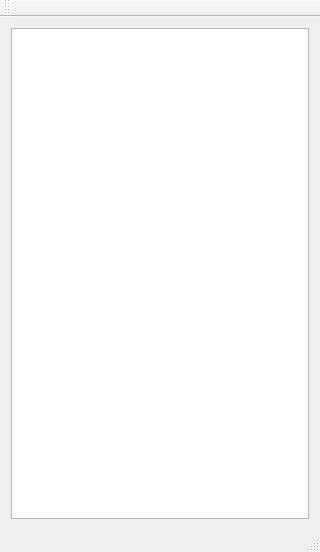
The window that DBtest/DBtest/mainwindow.ui (zloyboy/QT) describes before a commit, drawn with Qt 5.
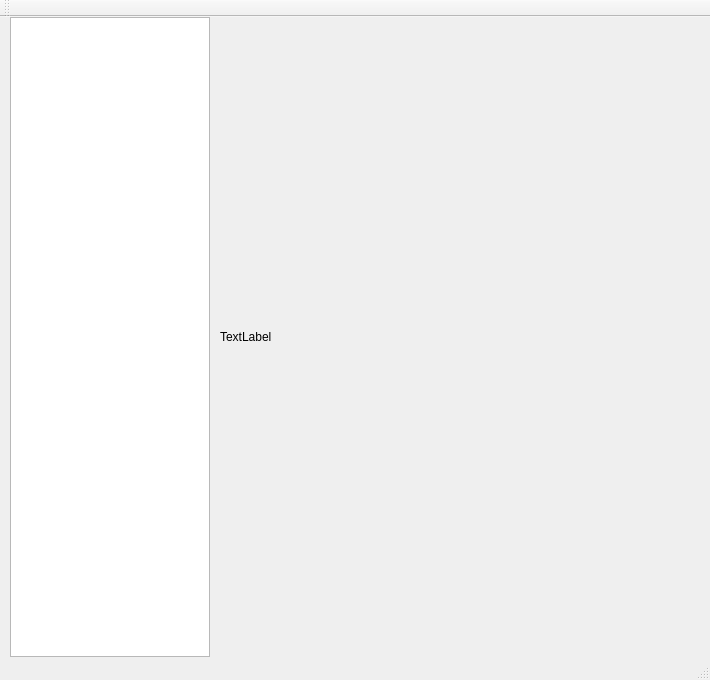
The same window after the commit.

```diff
--- a/DBtest/DBtest/mainwindow.ui
+++ b/DBtest/DBtest/mainwindow.ui
@@ -6,19 +6,43 @@
    <rect>
     <x>0</x>
     <y>0</y>
-    <width>320</width>
-    <height>552</height>
+    <width>710</width>
+    <height>680</height>
    </rect>
   </property>
+  <property name="sizePolicy">
+   <sizepolicy hsizetype="Minimum" vsizetype="Minimum">
+    <horstretch>0</horstretch>
+    <verstretch>0</verstretch>
+   </sizepolicy>
+  </property>
   <property name="windowTitle">
    <string>MainWindow</string>
   </property>
   <widget class="QWidget" name="centralWidget">
-   <layout class="QVBoxLayout" name="verticalLayout">
-    <item>
-     <widget class="QListWidget" name="listTerms"/>
-    </item>
-   </layout>
+   <widget class="QLabel" name="fingerLabel">
+    <property name="geometry">
+     <rect>
+      <x>220</x>
+      <y>0</y>
+      <width>480</width>
+      <height>640</height>
+     </rect>
+    </property>
+    <property name="text">
+     <string>TextLabel</string>
+    </property>
+   </widget>
+   <widget class="QListWidget" name="listTerms">
+    <property name="geometry">
+     <rect>
+      <x>10</x>
+      <y>0</y>
+      <width>200</width>
+      <height>640</height>
+     </rect>
+    </property>
+   </widget>
   </widget>
   <widget class="QToolBar" name="mainToolBar">
    <attribute name="toolBarArea">
```
